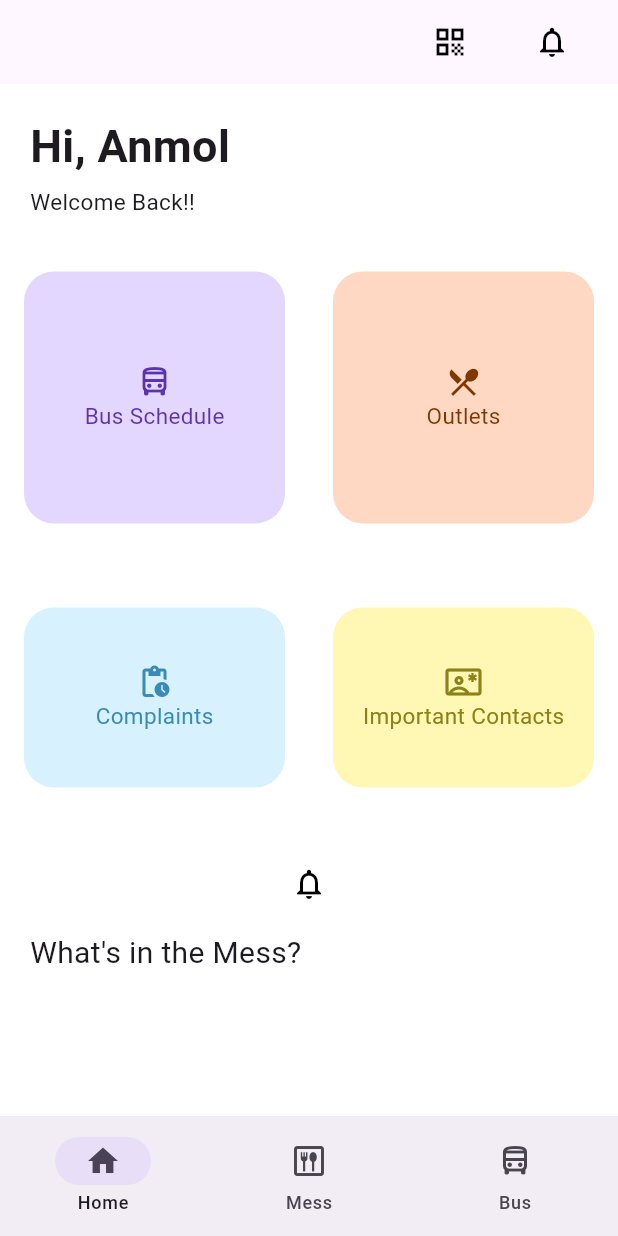
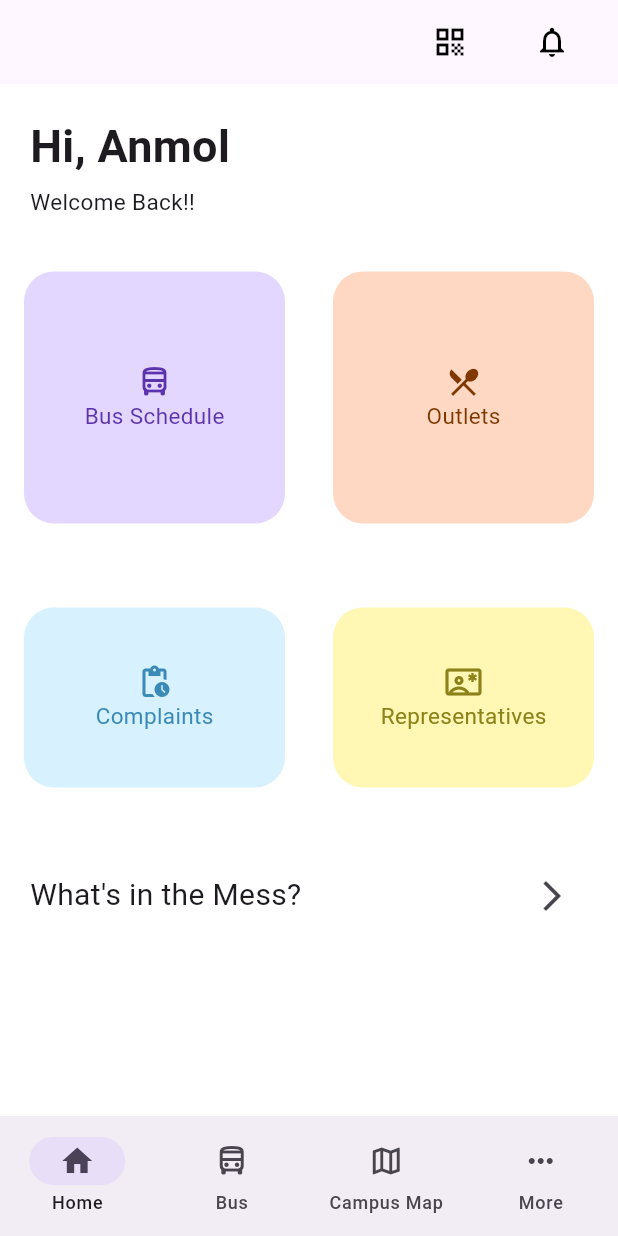
Before and after one commit to Metis-IITGandhinagar/insiit-ui, a Flutter app: the screen it shows after launch, on a phone screen of 412 x 824 dp. Run offline on Flutter 3.47's test engine with Material 2 defaults, Android fonts, the phone set to English and light mode, and no system bars; our stand-ins replace google_fonts, sqflite; missing offline and left inert: flutter_osm_plugin, gsheets; accounts and stored records are empty; key blocks and very long unbroken strings in the code were emptied for the run.

Commit message:
Added Bus, Maps and More page

```diff
--- a/lib/main.dart
+++ b/lib/main.dart
@@ -1,6 +1,6 @@
 import 'package:flutter/material.dart';
 
-import './authentication/login.dart';
+// import './authentication/login.dart';
 import './screens/home.dart';
 
 void main() {
--- a/lib/screens/home.dart
+++ b/lib/screens/home.dart
@@ -1,4 +1,6 @@
 import 'package:flutter/material.dart';
+import 'package:insiit/widgets/maps.dart';
+import 'package:insiit/widgets/more.dart';
 
 import '../widgets/home.dart';
 import '../widgets/mess.dart';
@@ -52,13 +54,18 @@ class _HomeScreenState extends State<HomeScreen> {
         Container(
           color: Colors.white,
           alignment: Alignment.center,
-          child: const MealsDisplayScreen(),
+          child: const BusPage(),
         ),
         Container(
           color: Colors.white,
           alignment: Alignment.center,
-          child: const BusPage(),
+          child: const MapPage(),
         ),
+         Container(
+          color: Colors.white,
+          alignment: Alignment.center,
+          child: const MorePage(),
+        )
       ][currentPageIndex],
       bottomNavigationBar: NavigationBar(
         onDestinationSelected: (int index) {
@@ -73,15 +80,21 @@ class _HomeScreenState extends State<HomeScreen> {
             selectedIcon: Icon(Icons.home),
             label: 'Home',
           ),
-          NavigationDestination(
-            icon: Icon(Icons.dining_outlined),
-            selectedIcon: Icon(Icons.dining),
-            label: 'Mess',
-          ),
+
           NavigationDestination(
             icon: Icon(Icons.directions_bus_filled_outlined),
             selectedIcon: Icon(Icons.directions_bus_filled),
             label: 'Bus',
+          ),
+           NavigationDestination(
+            icon: Icon(Icons.map_outlined),
+            selectedIcon: Icon(Icons.map_sharp),
+            label: 'Campus Map',
+          ),
+          NavigationDestination(
+            icon: Icon(Icons.more_horiz_outlined),
+            selectedIcon: Icon(Icons.more_horiz),
+            label: 'More',
           ),
         ],
       ),
--- a/lib/widgets/home.dart
+++ b/lib/widgets/home.dart
@@ -161,7 +161,7 @@ class _HomePageState extends State<HomePage> {
                           Icon(Icons.contact_emergency_outlined,
                               color: Color.fromARGB(255, 141, 130, 25)),
                           Text(
-                            "Important Contacts",
+                            "Representatives",
                             style: TextStyle(
                               fontSize: 15,
                               color: Color.fromARGB(255, 141, 130, 25),
@@ -173,18 +173,12 @@ class _HomePageState extends State<HomePage> {
                   ],
                 ),
               ),
-              IconButton(
-                icon: const Icon(Icons.notifications_none_outlined),
-                color: Colors.black,
-                onPressed: () => Navigator.of(context).push(MaterialPageRoute(
-                    builder: (_) => const MealsDisplayScreen())),
-              ),
               Container(
                   margin:
                       const EdgeInsets.symmetric(horizontal: 20, vertical: 8),
                   width: double.infinity,
                   color: Colors.white,
-                  child: const Row(
+                  child: Row(
                       mainAxisAlignment: MainAxisAlignment.spaceBetween,
                       children: [
                         Column(
@@ -194,9 +188,19 @@ class _HomePageState extends State<HomePage> {
                             Text("What's in the Mess?",
                                 style: TextStyle(fontSize: 20)),
                           ],
-                      )
+                        ),
+                        Column(
+                          children: [
+                            IconButton(
+                                onPressed: () {
+                                  Navigator.of(context).push(MaterialPageRoute(
+                                      builder: (_) =>
+                                          const MealsDisplayScreen()));
+                                },
+                                icon: const Icon(Icons.arrow_forward_ios))
                           ],
-                  )
+                        ),
+                      ])
                   // const ListTile(
 
                   //   leading: Icon(Icons.food_bank_outlined),
--- a/pubspec.yaml
+++ b/pubspec.yaml
@@ -41,6 +41,7 @@ dependencies:
   google_fonts: ^4.0.4
   rotating_icon_button: ^1.0.0
   intl: ^0.18.1
+  flutter_osm_plugin: ^0.60.5
 
 dev_dependencies:
   flutter_test:
```
Also changed, not shown: lib/widgets/bus.dart (+128 -1 lines), lib/widgets/maps.dart (added, +75 -0 lines), lib/widgets/more.dart (added, +15 -0 lines), pubspec.lock, 5 other files. Lines whose indentation alone changed are shown as unchanged.
